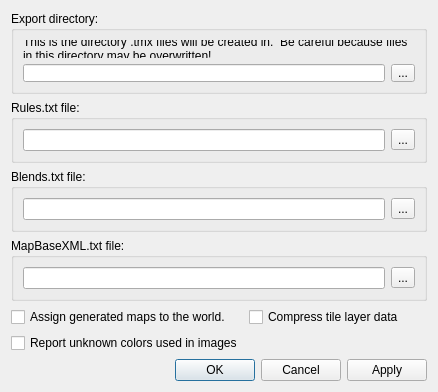
Qt form src/editor/bmptotmxdialog.ui (timbaker/pzworlded) before a commit.
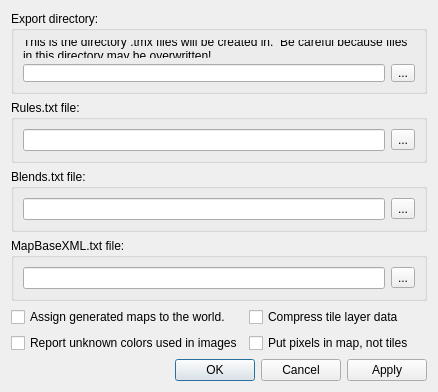
The same form after that commit.

Commit message: Added BMPToTMX option to copy pixels to generated TMXs instead of placing tiles.

Patch:
```diff
--- a/src/editor/bmptotmxdialog.ui
+++ b/src/editor/bmptotmxdialog.ui
@@ -198,6 +198,13 @@
        </property>
       </widget>
      </item>
+     <item row="1" column="1">
+      <widget class="QCheckBox" name="copyPixels">
+       <property name="text">
+        <string>Put pixels in map, not tiles</string>
+       </property>
+      </widget>
+     </item>
     </layout>
    </item>
   </layout>
```
Left out of the diff: 44 changed lines with no effect on the pictures. The commit also changes 6 other files.
